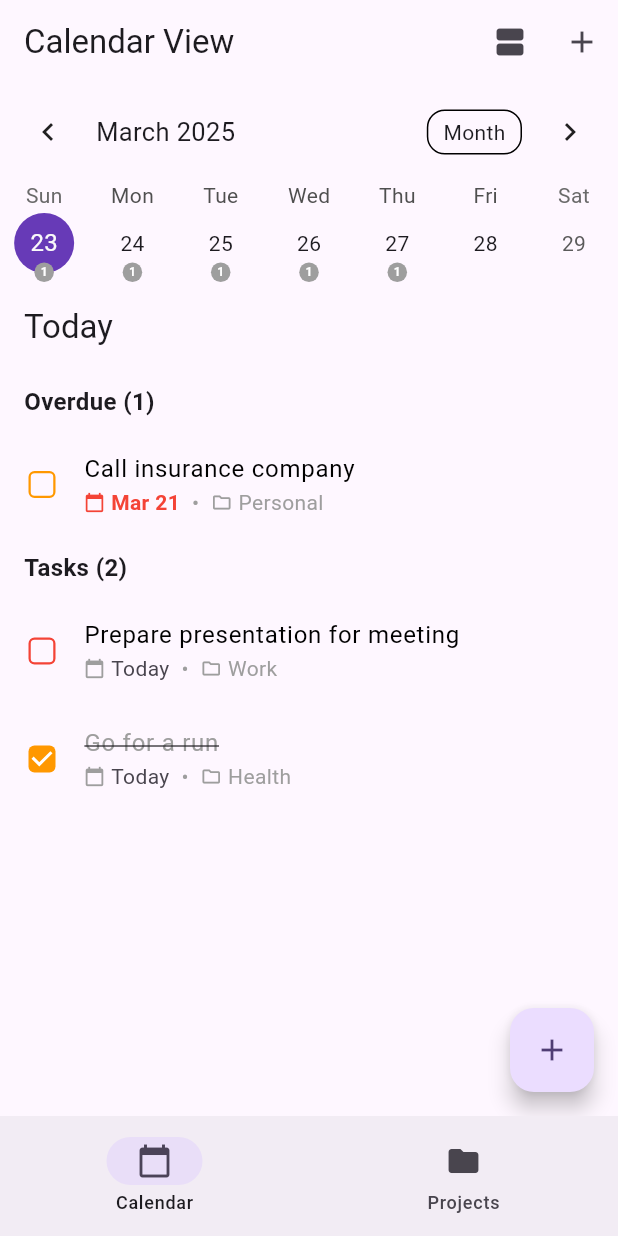
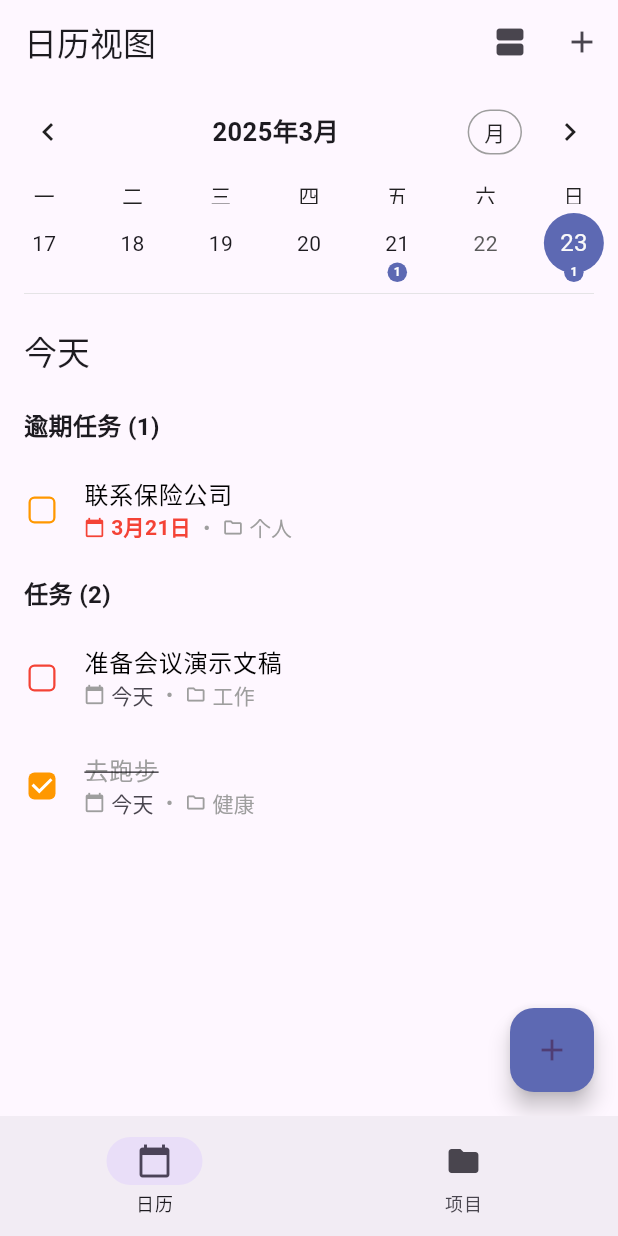
Before and after one commit to MOVING2014/GTD4, a Flutter app: the screen it shows after launch, on a phone screen of 412 x 824 dp. Run offline on Flutter 3.47's test engine with Material 3 defaults, Android fonts, the phone set to English and light mode, and no system bars; drawn by our look-alikes of flutter_slidable, table_calendar.

Commit message:
日历页面初步改造完成

```diff
--- a/lib/data/mock_data.dart
+++ b/lib/data/mock_data.dart
@@ -8,36 +8,36 @@ class MockData {
     return [
       Project(
         id: 'p1',
-        name: 'Work',
-        description: 'Work-related projects and tasks',
+        name: '工作',
+        description: '工作相关项目和任务',
         color: Colors.blue,
         createdAt: DateTime.now().subtract(const Duration(days: 30)),
       ),
       Project(
         id: 'p2',
-        name: 'Personal',
-        description: 'Personal goals and tasks',
+        name: '个人',
+        description: '个人目标和任务',
         color: Colors.green,
         createdAt: DateTime.now().subtract(const Duration(days: 25)),
       ),
       Project(
         id: 'p3',
-        name: 'Home',
-        description: 'Home improvements and maintenance',
+        name: '家庭',
+        description: '家庭改善和维护',
         color: Colors.orange,
         createdAt: DateTime.now().subtract(const Duration(days: 20)),
       ),
       Project(
         id: 'p4',
-        name: 'Health',
-        description: 'Health and fitness goals',
+        name: '健康',
+        description: '健康和健身目标',
         color: Colors.red,
         createdAt: DateTime.now().subtract(const Duration(days: 15)),
       ),
       Project(
         id: 'p5',
-        name: 'Learning',
-        description: 'Courses and learning goals',
+        name: '学习',
+        description: '课程和学习目标',
         color: Colors.purple,
         createdAt: DateTime.now().subtract(const Duration(days: 10)),
       ),
@@ -53,18 +53,18 @@ class MockData {
       // Today's tasks
       Task(
         id: 't1',
-        title: 'Prepare presentation for meeting',
-        notes: 'Focus on Q2 results and future projections',
+        title: '准备会议演示文稿',
+        notes: '关注第二季度业绩和未来预测',
         dueDate: today,
         priority: TaskPriority.high,
         status: TaskStatus.inProgress,
         projectId: 'p1',
         createdAt: today.subtract(const Duration(days: 2)),
-        tags: ['meeting', 'presentation'],
+        tags: ['会议', '演示'],
       ),
       Task(
         id: 't2',
-        title: 'Go for a run',
+        title: '去跑步',
         dueDate: today,
         priority: TaskPriority.medium,
         status: TaskStatus.completed,
@@ -78,7 +78,7 @@ class MockData {
       // Tomorrow's tasks
       Task(
         id: 't3',
-        title: 'Review project proposal',
+        title: '审核项目提案',
         dueDate: DateTime(today.year, today.month, today.day + 1),
         priority: TaskPriority.medium,
         status: TaskStatus.notStarted,
@@ -89,8 +89,8 @@ class MockData {
       // This week's tasks
       Task(
         id: 't4',
-        title: 'Plan weekend trip',
-        notes: 'Check accommodations and transportation options',
+        title: '计划周末旅行',
+        notes: '检查住宿和交通选项',
         dueDate: DateTime(today.year, today.month, today.day + 3),
         priority: TaskPriority.low,
         status: TaskStatus.notStarted,
@@ -99,7 +99,7 @@ class MockData {
       ),
       Task(
         id: 't5',
-        title: 'Fix kitchen sink',
+        title: '修理厨房水槽',
         dueDate: DateTime(today.year, today.month, today.day + 4),
         priority: TaskPriority.high,
         status: TaskStatus.notStarted,
@@ -110,19 +110,19 @@ class MockData {
       // Next week's tasks
       Task(
         id: 't6',
-        title: 'Quarterly budget review',
+        title: '季度预算审核',
         dueDate: DateTime(today.year, today.month, today.day + 8),
         priority: TaskPriority.high,
         status: TaskStatus.notStarted,
         projectId: 'p1',
         createdAt: today.subtract(const Duration(days: 10)),
-        tags: ['finance', 'quarterly'],
+        tags: ['财务', '季度'],
       ),
 
       // Overdue tasks
       Task(
         id: 't7',
-        title: 'Call insurance company',
+        title: '联系保险公司',
         dueDate: DateTime(today.year, today.month, today.day - 2),
         priority: TaskPriority.medium,
         status: TaskStatus.notStarted,
@@ -133,19 +133,19 @@ class MockData {
       // No due date tasks
       Task(
         id: 't8',
-        title: 'Research new programming language',
-        notes: 'Look into Rust and its use cases',
+        title: '研究新的编程语言',
+        notes: '了解Rust及其用例',
         priority: TaskPriority.low,
         status: TaskStatus.notStarted,
         projectId: 'p5',
         createdAt: today.subtract(const Duration(days: 14)),
-        tags: ['learning', 'programming'],
+        tags: ['学习', '编程'],
       ),
 
       // Tasks for specific projects
       Task(
         id: 't9',
-        title: 'Start meditation practice',
+        title: '开始冥想练习',
         dueDate: DateTime(today.year, today.month, today.day + 2),
         priority: TaskPriority.medium,
         status: TaskStatus.notStarted,
@@ -156,13 +156,13 @@ class MockData {
       ),
       Task(
         id: 't10',
-        title: 'Read book on productivity',
+        title: '阅读有关生产力的书籍',
         dueDate: DateTime(today.year, today.month, today.day + 10),
         priority: TaskPriority.low,
         status: TaskStatus.inProgress,
         projectId: 'p5',
         createdAt: today.subtract(const Duration(days: 20)),
-        tags: ['reading', 'productivity'],
+        tags: ['阅读', '生产力'],
       ),
     ];
   }
--- a/lib/main.dart
+++ b/lib/main.dart
@@ -20,7 +20,7 @@ class MyApp extends StatelessWidget {
         ChangeNotifierProvider(create: (_) => ProjectProvider()),
       ],
       child: MaterialApp(
-        title: 'GTD App',
+        title: 'GTD应用',
         theme: ThemeData(
           colorScheme: ColorScheme.fromSeed(seedColor: Colors.deepPurple),
           useMaterial3: true,
@@ -47,8 +47,8 @@ class _HomeScreenState extends State<HomeScreen> {
   ];
 
   static const List<String> _titles = [
-    'Calendar',
-    'Projects',
+    '日历',
+    '项目',
   ];
 
   @override
@@ -65,11 +65,11 @@ class _HomeScreenState extends State<HomeScreen> {
         destinations: const [
           NavigationDestination(
             icon: Icon(Icons.calendar_today),
-            label: 'Calendar',
+            label: '日历',
           ),
           NavigationDestination(
             icon: Icon(Icons.folder),
-            label: 'Projects',
+            label: '项目',
           ),
         ],
       ),
--- a/lib/screens/calendar_screen.dart
+++ b/lib/screens/calendar_screen.dart
@@ -24,7 +24,7 @@ class _CalendarScreenState extends State<CalendarScreen> {
   Widget build(BuildContext context) {
     return Scaffold(
       appBar: AppBar(
-        title: const Text('Calendar View'),
+        title: const Text('日历视图'),
         actions: [
           IconButton(
             icon: const Icon(Icons.view_agenda),
@@ -79,7 +79,7 @@ class _CalendarScreenState extends State<CalendarScreen> {
                 shape: BoxShape.circle,
               ),
               selectedDecoration: BoxDecoration(
-                color: Colors.deepPurple,
+                color: Color(0xFF5D69B3),
                 shape: BoxShape.circle,
               ),
               markerDecoration: BoxDecoration(
@@ -104,7 +104,7 @@ class _CalendarScreenState extends State<CalendarScreen> {
                   // 显示数字而不是小点
                   return Container(
                     decoration: BoxDecoration(
-                      color: Colors.grey[500],
+                      color: const Color(0xFF5D69B3),
                       shape: BoxShape.circle,
                     ),
                     width: 13,
@@ -123,6 +123,59 @@ class _CalendarScreenState extends State<CalendarScreen> {
                 }
                 return null;
               },
+              // 自定义星期几的标题
+              dowBuilder: (context, day) {
+                final text = const ['日', '一', '二', '三', '四', '五', '六'][day.weekday % 7];
+                return Center(
+                  child: Text(
+                    text,
+                    style: const TextStyle(color: Colors.black87),
+                  ),
+                );
+              },
+              // 自定义月份标题显示
+              headerTitleBuilder: (context, month) {
+                // 直接使用中文年月格式，不使用DateFormat
+                final formattedMonth = '${month.year}年${month.month}月';
+                return Center(
+                  child: Text(
+                    formattedMonth,
+                    style: const TextStyle(
+                      fontSize: 17.0,
+                      fontWeight: FontWeight.bold,
+                    ),
+                  ),
+                );
+              },
+            ),
+            // 自定义格式切换按钮
+            availableCalendarFormats: const {
+              CalendarFormat.month: '月',
+              CalendarFormat.week: '周',
+            },
+            // 设置月份格式
+            headerStyle: HeaderStyle(
+              formatButtonVisible: true,
+              formatButtonDecoration: BoxDecoration(
+                border: Border.all(color: Colors.grey),
+                borderRadius: BorderRadius.circular(16.0),
+              ),
+              formatButtonTextStyle: const TextStyle(color: Colors.black87),
+              formatButtonPadding: const EdgeInsets.symmetric(horizontal: 10.0, vertical: 4.0),
+            ),
+            // 不设置国际化locale，但自定义显示元素
+            startingDayOfWeek: StartingDayOfWeek.monday,
+          ),
+
+          // 添加分割线
+          Padding(
+            padding: const EdgeInsets.symmetric(vertical: 8.0),
+            child: const Divider(
+              height: 0,
+              thickness: 0.5,
+              color: Color(0xFFDDDDDD),
+              indent: 16.0,
+              endIndent: 16.0,
             ),
           ),
 
@@ -134,7 +187,9 @@ class _CalendarScreenState extends State<CalendarScreen> {
                 Padding(
                   padding: const EdgeInsets.all(16.0),
                   child: Text(
-                    AppDateUtils.formatDate(_selectedDay),
+                    isSameDay(_selectedDay, DateTime.now())
+                        ? '今天'
+                        : _formatChineseDate(_selectedDay),
                     style: Theme.of(context).textTheme.titleLarge,
                   ),
                 ),
@@ -161,7 +216,7 @@ class _CalendarScreenState extends State<CalendarScreen> {
                               ),
                               const SizedBox(height: 16),
                               Text(
-                                'No tasks for ${AppDateUtils.formatDate(_selectedDay)}',
+                                '${_formatChineseDate(_selectedDay)} 没有任务',
                                 style: TextStyle(
                                   color: Colors.grey[600],
                                   fontSize: 16,
@@ -181,7 +236,7 @@ class _CalendarScreenState extends State<CalendarScreen> {
                           Padding(
                             padding: const EdgeInsets.symmetric(horizontal: 16.0, vertical: 8.0),
                             child: Text(
-                              'Overdue (${overdueTasks.length})',
+                              '逾期任务 (${overdueTasks.length})',
                               style: const TextStyle(
                                 fontWeight: FontWeight.bold,
                                 fontSize: 16,
@@ -207,7 +262,7 @@ class _CalendarScreenState extends State<CalendarScreen> {
                           Padding(
                             padding: const EdgeInsets.symmetric(horizontal: 16.0, vertical: 8.0),
                             child: Text(
-                              'Tasks (${dateTasks.length})',
+                              '任务 (${dateTasks.length})',
                               style: const TextStyle(
                                 fontWeight: FontWeight.bold,
                                 fontSize: 16,
@@ -240,9 +295,15 @@ class _CalendarScreenState extends State<CalendarScreen> {
       ),
       floatingActionButton: FloatingActionButton(
         onPressed: _addTaskForSelectedDay,
+        backgroundColor: const Color(0xFF5D69B3),
         child: const Icon(Icons.add),
       ),
     );
+  }
+
+  // 将日期格式化为中文格式
+  String _formatChineseDate(DateTime date) {
+    return '${date.year}年${date.month}月${date.day}日';
   }
 
   List<dynamic> _getEventsForDay(DateTime day) {
--- a/lib/widgets/task_list_item.dart
+++ b/lib/widgets/task_list_item.dart
@@ -128,8 +128,8 @@ class TaskListItem extends StatelessWidget {
     // 显示到期日期（如果有）
     if (task.dueDate != null) {
       final dateString = task.isDueToday
-          ? 'Today'
-          : DateFormat.MMMd().format(task.dueDate!);
+          ? '今天'
+          : _formatChineseDate(task.dueDate!);
 
       rowItems.add(
         Row(
@@ -195,4 +195,19 @@ class TaskListItem extends StatelessWidget {
       crossAxisAlignment: CrossAxisAlignment.center,
     );
   }
+
+  // 将日期格式化为中文格式
+  String _formatChineseDate(DateTime date) {
+    final now = DateTime.now();
+    final today = DateTime(now.year, now.month, now.day);
+    final tomorrow = DateTime(now.year, now.month, now.day + 1);
+
+    if (date.year == today.year && date.month == today.month && date.day == today.day) {
+      return '今天';
+    } else if (date.year == tomorrow.year && date.month == tomorrow.month && date.day == tomorrow.day) {
+      return '明天';
+    } else {
+      return '${date.month}月${date.day}日';
+    }
+  }
 }
```
